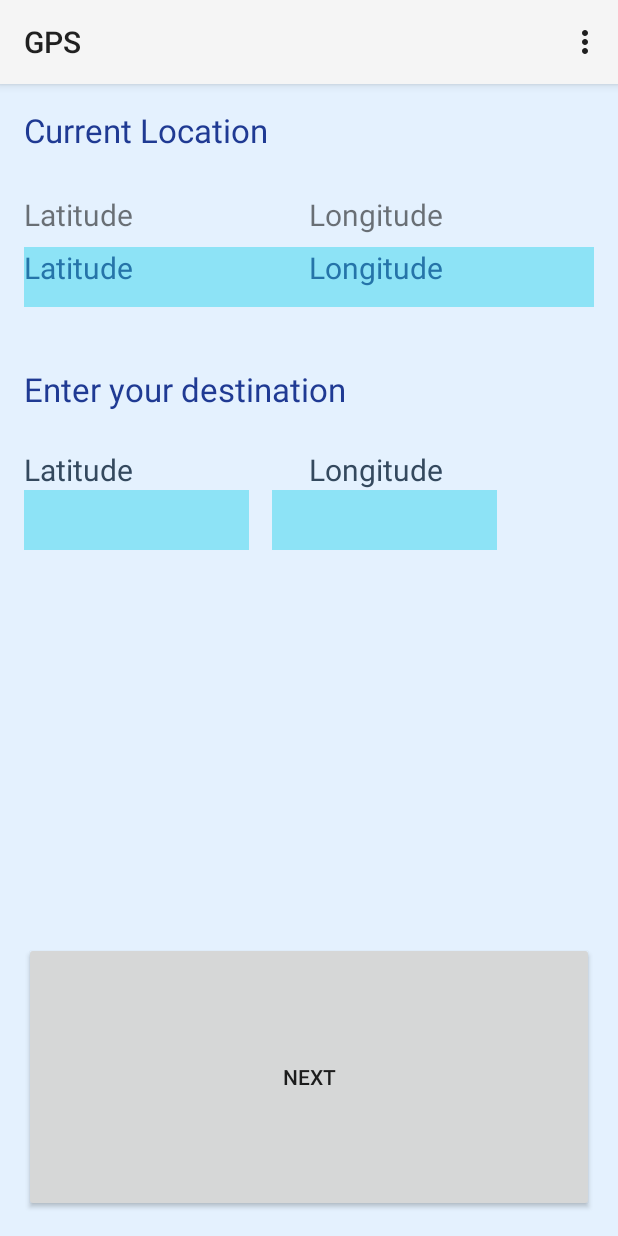
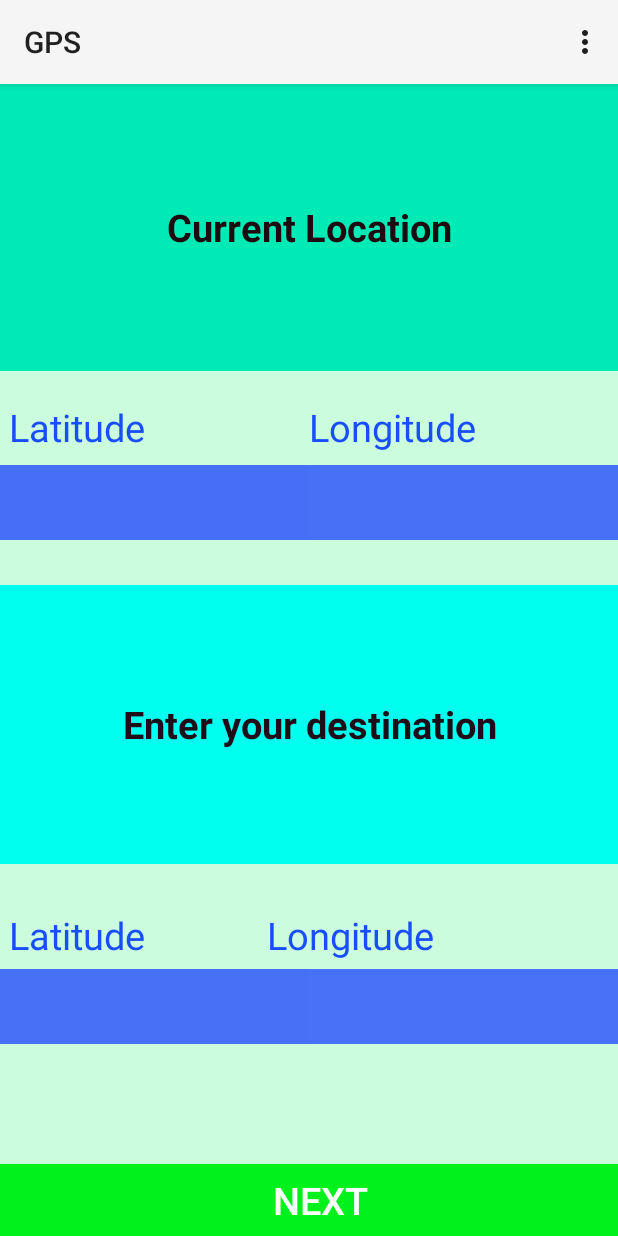
Before and after one commit to praewiiezzz/LongRangeWiFi, an Android app: the Distance screen opened directly, with no data from a screen before it, on a phone screen of 412 x 824 dp. Run offline under Robolectric (Android 15) with nearby library versions, the phone set to English and light mode, and no system bars.

Commit message:
decorate UI

```diff
--- a/app/src/main/res/layout/barometer_page.xml
+++ b/app/src/main/res/layout/barometer_page.xml
@@ -1,54 +1,64 @@
 <?xml version="1.0" encoding="utf-8"?>
 <RelativeLayout xmlns:android="http://schemas.android.com/apk/res/android"
-    android:layout_width="match_parent" android:layout_height="match_parent">
+    android:layout_width="match_parent" android:layout_height="match_parent"
+    android:background="#39010100">
 
-    <TextView android:id="@+id/text" android:text="Current Pressure (mbar)"
+    <TextView android:id="@+id/text"
+        android:text="Current Pressure (mbar)"
         style="?android:attr/textAppearanceLarge"
         android:layout_width="wrap_content"
-        android:layout_height="wrap_content"
-        android:layout_marginLeft="20dp"/>
+        android:layout_height="65dp"
+        android:textSize="25dp"
+        android:gravity="center"
+        android:layout_marginTop="22dp"
+        android:textStyle="bold"
+        android:background="#ff6a73"
+        android:textColor="#ffffff"
+        android:layout_alignParentTop="true"
+        android:layout_alignParentStart="true"
+        android:layout_alignParentEnd="true" />
 
-    <LinearLayout android:id="@+id/l1"
+    <TextView
+        android:id="@+id/pressTxt"
         android:layout_width="160dp"
         android:layout_height="60dp"
-        android:background="#d3e4f4"
-        android:layout_marginLeft="20dp"
-        android:weightSum="1"
-        android:layout_marginTop="32dp"
+        android:gravity="center_horizontal"
+        style="@style/pressStyle"
+        android:textColor="#0a10ff"
+        android:background="#ddfde3a7"
+        android:autoText="false"
         android:layout_below="@+id/text"
-        android:layout_alignEnd="@+id/text">
+        android:layout_alignParentStart="true"
+        android:layout_alignParentEnd="true" />
 
-        <TextView
-            android:id="@+id/pressTxt"
-            android:layout_width="wrap_content"
-            android:layout_height="wrap_content"
-            android:gravity="center_horizontal"
-            style="@style/pressStyle" />
 
-    </LinearLayout>
-
-    <TextView android:id="@+id/text2" android:text="Destination Pressure (mbar)"
+    <TextView
+        android:id="@+id/text2"
+        android:text="Destination Pressure (mbar)"
         style="?android:attr/textAppearanceLarge"
-        android:layout_width="wrap_content"
-        android:layout_height="wrap_content"
-        android:layout_marginLeft="20dp"
-        android:layout_weight="3.33"
-        android:layout_marginTop="48dp"
-        android:layout_below="@+id/l1"
+        android:layout_width="match_parent"
+        android:layout_height="65dp"
+        android:background="#29cae9"
+        android:textColor="#ffffff"
+        android:gravity="center"
+        android:textSize="25dp"
+        android:textStyle="bold"
+        android:layout_centerVertical="true"
         android:layout_alignParentStart="true" />
 
     <EditText
-        android:layout_width="160dp"
+        android:layout_width="match_parent"
         android:layout_height="60dp"
         android:inputType="numberDecimal"
-        android:ems="10"
         android:id="@+id/pressureEdit"
-        android:background="#d3e4f4"
+        android:background="#a6fdde"
         style="@style/pressStyle"
-        android:layout_centerVertical="true"
-        android:layout_alignStart="@+id/l1"
-        android:autoText="true"
-        android:elegantTextHeight="true" />
+        android:autoText="false"
+        android:elegantTextHeight="true"
+        android:layout_below="@+id/text2"
+        android:layout_alignParentStart="false"
+        android:layout_centerHorizontal="true"
+        android:gravity="center|center_horizontal" />
 
     <Button
         android:layout_width="wrap_content"
@@ -58,5 +68,7 @@
         android:layout_alignParentBottom="true"
         android:layout_alignParentEnd="true"
         android:layout_marginEnd="34dp"
-        android:layout_marginBottom="27dp" />
+        android:layout_marginBottom="27dp"
+        android:background="#38d6f4" />
+
 </RelativeLayout>
--- a/app/src/main/res/layout/distance_page.xml
+++ b/app/src/main/res/layout/distance_page.xml
@@ -2,161 +2,165 @@
 <TableLayout xmlns:android="http://schemas.android.com/apk/res/android"
     android:layout_width="match_parent"
     android:layout_height="match_parent"
-    android:padding="16dp"
-    android:background="#E4F1FE">
+    android:background="#5e7cffad"
+    >
+
+    <TextView
+        android:layout_width="wrap_content"
+        android:layout_height="74dp"
+        android:text="Current Location"
+        android:layout_column="0"
+        android:layout_weight="1"
+        android:textStyle="bold"
+        android:textSize="25dp"
+        android:layout_gravity="center"
+        android:gravity="center"
+        android:textAppearance="?android:attr/textAppearanceLarge"
+        android:textColor="#1e0b11"
+        android:autoText="false"
+        android:clickable="true"
+        android:background="#00eab5" />
+
+
+    <TableRow
+        android:layout_marginTop="20dp"
+        android:layout_width="match_parent"
+        android:layout_height="match_parent"
+        android:layout_marginBottom="8dp">
+
+        <TextView
+            android:layout_width="wrap_content"
+            android:layout_height="wrap_content"
+            android:text=" Latitude"
+            android:layout_column="0"
+            android:layout_weight="1"
+            android:textSize="25dp"
+            android:id="@+id/text3"
+            android:textColor="#184eff" />
+
+        <TextView
+            android:layout_width="wrap_content"
+            android:layout_height="wrap_content"
+            android:text="Longitude"
+            android:layout_column="1"
+            android:layout_weight="1"
+            android:textSize="25dp"
+            android:textColor="#184eff" />
+    </TableRow>
+
+    <TableRow
+        android:layout_width="0dp"
+        android:layout_height="40dp">
+
+        <TextView
+            android:id="@+id/Latitude"
+            android:layout_width="0dp"
+            android:layout_height="50dp"
+            android:layout_column="0"
+            android:layout_weight="1"
+            android:textColor="#f8fffe"
+            android:textSize="25dp"
+            android:singleLine="false"
+            android:background="#456ff6"
+            android:textIsSelectable="false" />
+
+        <TextView
+            android:id="@+id/Longitude"
+            android:layout_width="0dp"
+            android:layout_height="50dp"
+            android:layout_column="1"
+            android:layout_weight="1"
+            android:textColor="#f8fcff"
+            android:textSize="25dp"
+            android:background="#4670f6" />
+
+    </TableRow>
+
+
+    <TextView
+            android:layout_width="65dp"
+            android:layout_height="68dp"
+            android:text="Enter your destination"
+            android:layout_column="1"
+            android:layout_weight="1"
+            android:textStyle="bold"
+            android:layout_marginTop="30dp"
+            android:textSize="25dp"
+            android:layout_gravity="center"
+            android:gravity="center"
+            android:textAppearance="?android:attr/textAppearanceLarge"
+            android:textIsSelectable="true"
+            android:textColor="#200d19"
+        android:autoText="false"
+        android:background="#00ffee" />
 
 
     <TableRow
         android:layout_width="match_parent"
         android:layout_height="match_parent"
-        android:layout_marginBottom="8dp">
+        android:layout_marginBottom="5dp"
+        android:layout_marginTop="30dp"
+        android:id="@+id/table1">
+
+        <TextView
+            android:layout_width="wrap_content"
+            android:layout_height="wrap_content"
+            android:text=" Latitude"
+            android:layout_column="0"
+            android:textSize="25dp"
+            android:textColor="#184eff" />
 
         <TextView
             android:layout_width="0dp"
             android:layout_height="wrap_content"
-            android:text="Current Location"
-            android:layout_column="0"
-            android:layout_weight="1"
-            android:textAppearance="?android:attr/textAppearanceLarge"
-            android:textIsSelectable="true"
-            android:textColor="#1F3A93" />
+            android:text="   Longitude"
+            android:textSize="25dp"
 
+            android:textColor="#184eff" />
     </TableRow>
 
     <TableRow
-        android:layout_width="match_parent"
-        android:layout_height="match_parent"
-        android:layout_marginBottom="8dp">
+        android:layout_width="wrap_content"
+        android:id="@+id/table2"
+        android:layout_height="wrap_content"
+        android:layout_marginBottom="30dp">
 
-        <TextView
-            android:layout_width="0dp"
-            android:layout_height="wrap_content"
-            android:text="Latitude"
+        <EditText
+            android:layout_width="160dp"
+            android:layout_height="50dp"
+            android:inputType="numberDecimal"
+            android:id="@+id/LatitudeEdit"
             android:layout_column="0"
             android:layout_weight="1"
-            android:textSize="20dp"
-            android:id="@+id/text3"
-            android:layout_marginTop="20dp" />
+            android:background="#4670f6"
+            android:textIsSelectable="false"
+            android:textSize="25dp"
+            android:textColor="#f9f8ff" />
 
-        <TextView
-            android:layout_width="0dp"
-            android:layout_height="wrap_content"
-            android:text="Longitude"
+        <EditText
+            android:layout_width="160dp"
+            android:layout_height="50dp"
+            android:inputType="numberDecimal"
+            android:id="@+id/LongitudeEdit"
+            android:background="#4771f6"
             android:layout_column="1"
             android:layout_weight="1"
-            android:textSize="20dp"
-            android:layout_marginTop="20dp" />
-    </TableRow>
-
-    <TableRow
-        android:layout_width="match_parent"
-        android:layout_height="match_parent">
-
-        <TextView
-            android:id="@+id/Latitude"
-            android:layout_width="0dp"
-            android:layout_height="40dp"
-            android:text="Latitude"
-            android:layout_column="0"
-            android:layout_weight="1"
-            android:textColor="#2574A9"
-            android:textSize="20dp"
-            android:singleLine="true"
-            android:background="#8de3f6" />
-
-        <TextView
-            android:id="@+id/Longitude"
-            android:layout_width="0dp"
-            android:layout_height="40dp"
-            android:text="Longitude"
-            android:layout_column="1"
-            android:layout_weight="1"
-            android:textColor="#2574A9"
-            android:textSize="20dp"
-            android:background="#8de3f6" />
-
-    </TableRow>
-
-    <TableRow
-        android:layout_width="match_parent"
-        android:layout_height="match_parent"
-        android:layout_marginTop="40dp">
-
-        <TextView
-            android:layout_width="0dp"
-            android:layout_height="wrap_content"
-            android:text="Enter your destination"
-            android:layout_column="7"
-            android:layout_weight="1"
-            android:textAppearance="?android:attr/textAppearanceLarge"
-            android:textColor="#1F3A93" />
-    </TableRow>
-
-    <TableRow
-        android:layout_width="match_parent"
-        android:layout_height="match_parent"
-        android:layout_marginBottom="0dp"
-        android:layout_marginTop="0dp"
-        android:id="@+id/table1">
-
-        <TextView
-            android:layout_width="0dp"
-            android:layout_height="wrap_content"
-            android:text="Latitude"
-            android:layout_column="3"
-            android:layout_weight="1"
-            android:layout_marginTop="25dp"
-            android:textSize="20dp"
-            android:textColor="#34495e" />
-
-        <TextView
-            android:layout_width="0dp"
-            android:layout_height="wrap_content"
-            android:text="Longitude"
-            android:layout_column="3"
-            android:layout_weight="1"
-            android:layout_marginTop="25dp"
-            android:textSize="20dp"
-            android:textColor="#34495e" />
-    </TableRow>
-
-    <TableRow
-        android:layout_width="match_parent"
-        android:layout_weight="1"
-        android:id="@+id/table2"
-        android:layout_height="wrap_content"
-        android:layout_marginTop="0dp"
-        android:layout_marginBottom="0dp">
-
-        <EditText
-            android:layout_width="150dp"
-            android:layout_height="40dp"
-            android:inputType="numberDecimal"
-            android:ems="10"
-            android:id="@+id/LatitudeEdit"
-            android:layout_column="9"
-            android:background="#8de3f6"
-            android:layout_marginLeft="0dp"
-            android:layout_marginRight="15dp" />
-
-        <EditText
-            android:layout_width="150dp"
-            android:layout_height="40dp"
-            android:inputType="numberDecimal"
-            android:ems="10"
-            android:id="@+id/LongitudeEdit"
-            android:background="#8de3f6"
-            android:layout_column="11"
-            android:layout_marginRight="10dp" />
+            android:textSize="25dp"
+            android:textColor="#fdfffa" />
     </TableRow>
 
     <Button
 
-        android:text="Next"
-        android:id="@+id/button3"
-        android:layout_marginTop = "100dp"
-        android:layout_weight="1"
-        android:layout_height="18dp"/>
+            android:text="Next"
+            android:id="@+id/button3"
+            android:layout_height="wrap_content"
+            android:layout_width="50dp"
+            android:background="#00f11c"
+            android:layout_column="1"
+            android:textSize="25dp"
+            android:textColor="#ffffff"
+        android:paddingLeft="15dp"
+        android:layout_marginTop="50dp" />
 
 
 </TableLayout>
--- a/app/src/main/res/layout/horizontal_page.xml
+++ b/app/src/main/res/layout/horizontal_page.xml
@@ -19,5 +19,4 @@
         android:layout_below="@+id/tvHeading"
         android:layout_centerHorizontal="true"
         android:src="@drawable/img_compass" />
-
 </RelativeLayout>
```
